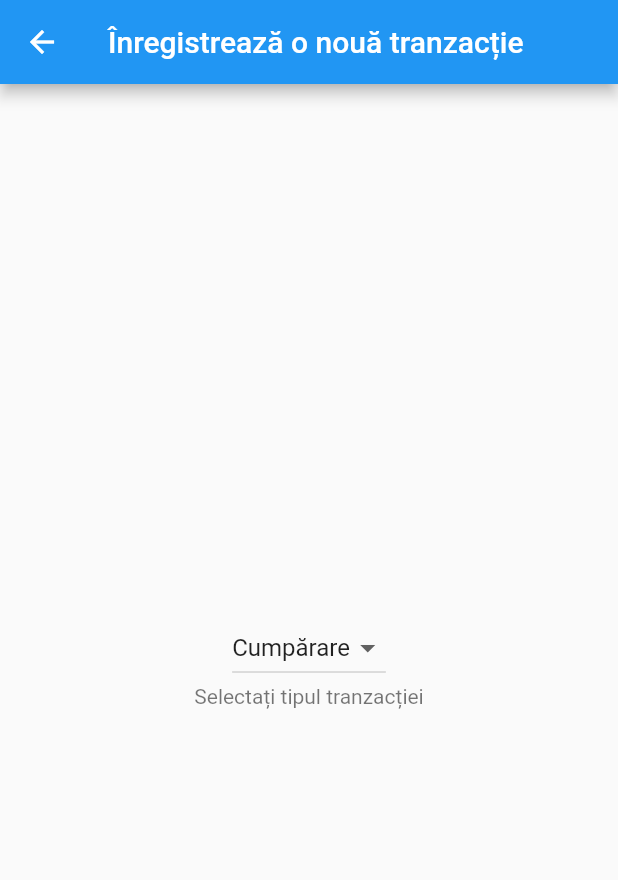
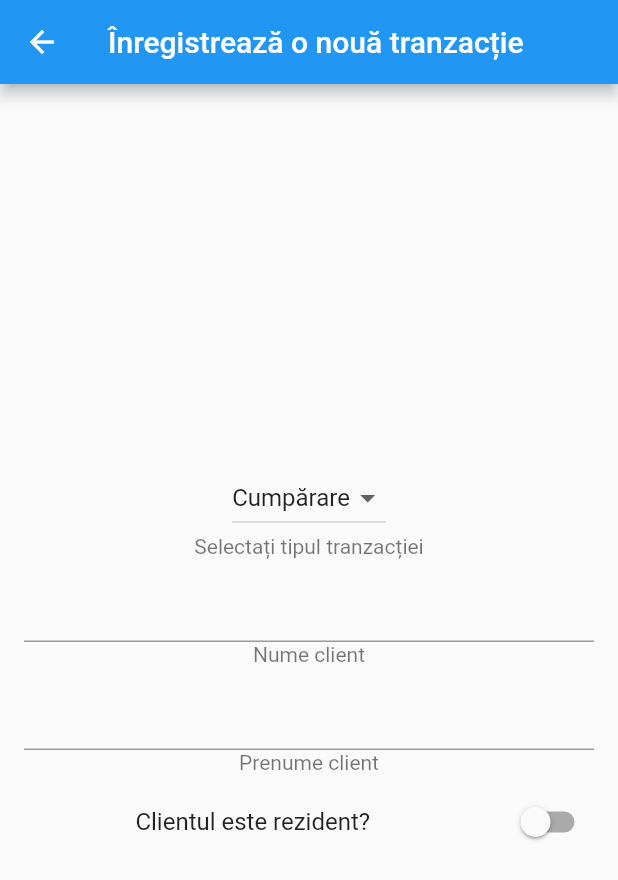
Before and after one commit to TeoChirileanu/transact_me_flutter, a Flutter app: the TransactionScreen screen opened directly, on a phone screen of 412 x 824 dp. Shown: the top 880 px of the screen. Run offline on Flutter 3.47's test engine with Material 2 defaults, Android fonts, the phone set to English and light mode, and no system bars.

Commit message:
add name, residency + local variables

```diff
--- a/lib/transaction_form.dart
+++ b/lib/transaction_form.dart
@@ -1,4 +1,5 @@
 import 'package:flutter/material.dart';
+import 'package:transact_me/models/Tranzactie.dart';
 
 class TransactionScreen extends StatelessWidget {
   @override
@@ -28,13 +29,12 @@ class TransactionForm extends StatefulWidget {
   _TransactionFormState createState() => _TransactionFormState();
 }
 
-class TipTranzactie {
-  static const String Cumparare = "Cumpărare";
-  static const String Vanzare = "Vânzare";
-}
-
 class _TransactionFormState extends State<TransactionForm> {
   var _tipulTranzactieiCurente = TipTranzactie.Cumparare;
+  var _numeClient = "";
+  var _prenumeClient = "";
+  var _clientulEsteRezident = false;
+  var _sumaIncasata = 0.0;
 
   @override
   Widget build(BuildContext context) {
@@ -50,9 +50,30 @@ class _TransactionFormState extends State<TransactionForm> {
                 onChanged: laSelectareaTipuluiDeTranzactie,
               ),
             ),
-            subtitle: Center(
-              child: Text("Selectați tipul tranzacției"),
+            subtitle: Center(child: Text("Selectați tipul tranzacției")),
+          ),
+          ListTile(
+            subtitle: Center(child: Text("Nume client")),
+            title: Center(
+              child: TextField(
+                onChanged: (numeClient) => setState(() => _numeClient = numeClient),
+                textAlign: TextAlign.center,
+              ),
             ),
+          ),
+          ListTile(
+            subtitle: Center(child: Text("Prenume client")),
+            title: Center(
+              child: TextField(
+                onChanged: (prenumeClient) => setState(() => _prenumeClient = prenumeClient),
+                textAlign: TextAlign.center,
+              ),
+            ),
+          ),
+          SwitchListTile(
+            title: Center(child: Text("Clientul este rezident?")),
+            value: _clientulEsteRezident,
+            onChanged: (clientulEsteRezident) => setState(() => _clientulEsteRezident = clientulEsteRezident),
           ),
         ],
       ),
@@ -61,6 +82,7 @@ class _TransactionFormState extends State<TransactionForm> {
 
   laSelectareaTipuluiDeTranzactie(String tipTranzactieSelectat) {
     setState(() => _tipulTranzactieiCurente = tipTranzactieSelectat);
+
     ScaffoldMessenger.of(context).showSnackBar(SnackBar(
       content: Text("Ați selectat tipul de tranzactie $tipTranzactieSelectat"),
       duration: Duration(seconds: 1),
```
